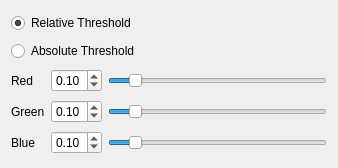
Old version of the form src/Processing/Processing/histostretch.ui in the repository AstroStacking/AstroStack.
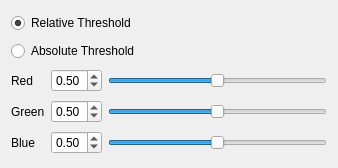
New version of the form.

The edit to the form file:
```diff
--- a/src/Processing/Processing/histostretch.ui
+++ b/src/Processing/Processing/histostretch.ui
@@ -50,7 +50,7 @@
       <double>0.010000000000000</double>
      </property>
      <property name="value">
-      <double>0.100000000000000</double>
+      <double>0.500000000000000</double>
      </property>
     </widget>
    </item>
@@ -60,7 +60,7 @@
       <number>100</number>
      </property>
      <property name="value">
-      <number>10</number>
+      <number>50</number>
      </property>
      <property name="orientation">
       <enum>Qt::Horizontal</enum>
@@ -89,7 +89,7 @@
       <double>0.010000000000000</double>
      </property>
      <property name="value">
-      <double>0.100000000000000</double>
+      <double>0.500000000000000</double>
      </property>
     </widget>
    </item>
@@ -99,7 +99,7 @@
       <number>100</number>
      </property>
      <property name="value">
-      <number>10</number>
+      <number>50</number>
      </property>
      <property name="orientation">
       <enum>Qt::Horizontal</enum>
@@ -128,7 +128,7 @@
       <double>0.010000000000000</double>
      </property>
      <property name="value">
-      <double>0.100000000000000</double>
+      <double>0.500000000000000</double>
      </property>
     </widget>
    </item>
@@ -138,7 +138,7 @@
       <number>100</number>
      </property>
      <property name="value">
-      <number>10</number>
+      <number>50</number>
      </property>
      <property name="orientation">
       <enum>Qt::Horizontal</enum>
```
Left out of the diff: 4 changed lines with no effect on the pictures.
